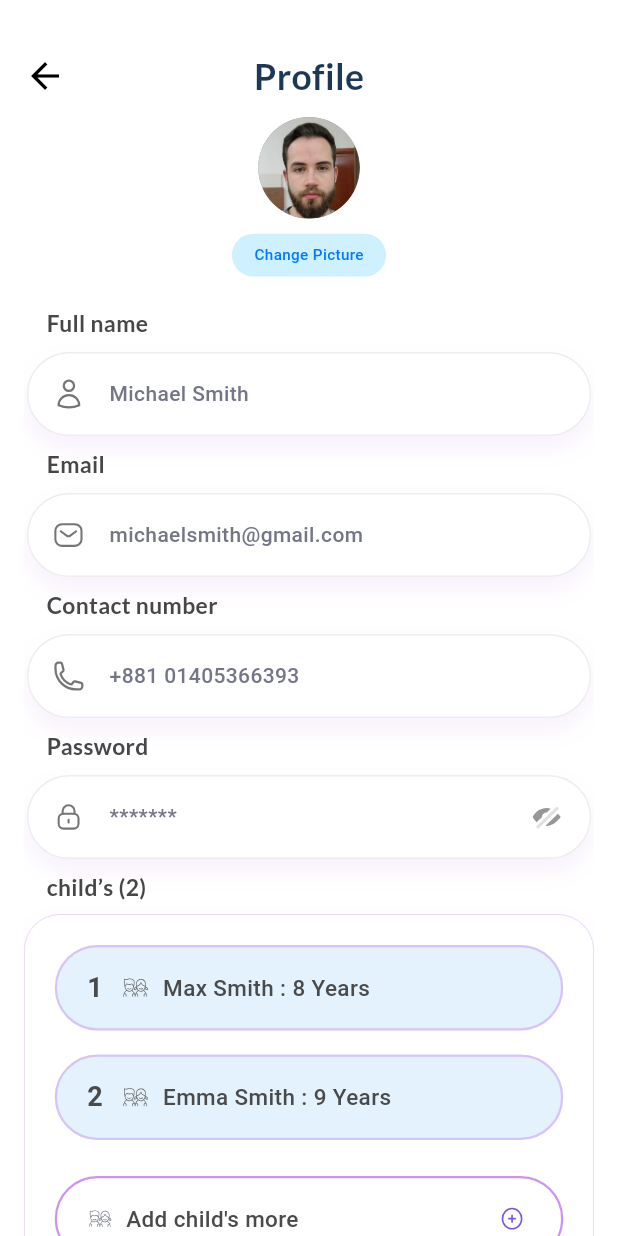
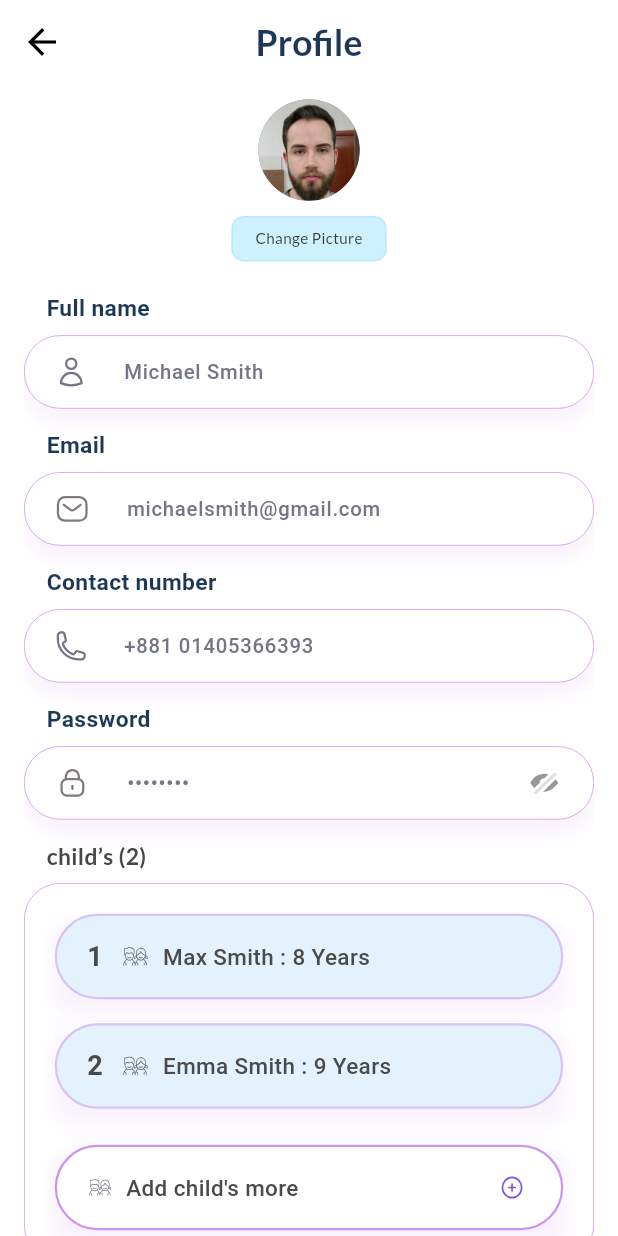
Before and after one commit to RaihanRafi01/parent_bridge, a Flutter app: the Profile screen opened directly, on a phone screen of 412 x 824 dp. Run offline on Flutter 3.47's test engine with Material 3 defaults, Android fonts, the phone set to English and light mode, and no system bars; our stand-ins replace dotted_border, flutter_screenutil, flutter_svg, get, google_fonts.

Commit message:
my changes

```diff
--- a/lib/app/modules/settings/views/help_and_support.dart
+++ b/lib/app/modules/settings/views/help_and_support.dart
@@ -51,7 +51,7 @@ class HelpAndSupport extends StatelessWidget {
 
               SizedBox(height: 30.h),
 
-              SizedBox(
+             SizedBox(
                 height: 0.6.sh, // responsive height (60% of screen height)
                 child: Obx(() {
                   return controller.selectedTab.value == 0
--- a/lib/app/modules/settings/views/profile.dart
+++ b/lib/app/modules/settings/views/profile.dart
@@ -2,52 +2,76 @@ import 'package:flutter/material.dart';
 import 'package:flutter_screenutil/flutter_screenutil.dart';
 import 'package:flutter_svg/svg.dart';
 import 'package:get/get.dart';
-import 'package:google_fonts/google_fonts.dart';
 
+import '../../../../common/appColors.dart';
+import '../../../../common/customFont.dart';
 import '../../../../common/widgets/home/add_child_button.dart';
 import '../../../../common/widgets/home/child_info_tile.dart';
-import '../../../../common/widgets/home/custom_listTile.dart';
+import '../../../../common/widgets/home/styledTextField.dart';
+//import '../../../../common/widgets/styled_text_field.dart';
 
 class Profile extends StatelessWidget {
   const Profile({super.key});
 
   @override
   Widget build(BuildContext context) {
+    final TextEditingController nameController =
+    TextEditingController(text: 'Michael Smith');
+    final TextEditingController emailController =
+    TextEditingController(text: 'michaelsmith@gmail.com');
+    final TextEditingController contactController =
+    TextEditingController(text: '+881 01405366393');
+    final TextEditingController passwordController =
+    TextEditingController(text: 'password');
+
+    final BoxDecoration styledContainerDecoration = BoxDecoration(
+      color: AppColors.clrWhite,
+      borderRadius: BorderRadius.circular(24.0),
+      border: Border.all(
+        color: AppColors.boxShadowColor,
+        width: 0.5,
+      ),
+      boxShadow: [
+        BoxShadow(
+          color: AppColors.boxShadowColor.withOpacity(0.14),
+          spreadRadius: 0,
+          blurRadius: 12.6,
+          offset: const Offset(0, 8),
+        ),
+      ],
+    );
+
     return Scaffold(
-      backgroundColor: Colors.white,
+      backgroundColor: AppColors.clrWhite,
+      appBar: AppBar(
+        backgroundColor:AppColors.clrWhite,
+        elevation:  0,
+        scrolledUnderElevation: 0,
+
+        leading: IconButton(
+          icon: const Icon(
+            Icons.arrow_back_outlined,
+            color: Colors.black,
+            size: 28,
+          ),
+          onPressed: () => Get.back(),
+        ),
+        title: Text(
+          'Profile',
+          style: h2.copyWith(
+            fontSize: 28.sp,
+            color: AppColors.darkSlateBlue,
+          ),
+        ),
+        centerTitle: true,
+      ),
       body: Padding(
         padding: const EdgeInsets.symmetric(horizontal: 16.0),
         child: SingleChildScrollView(
           child: Column(
             crossAxisAlignment: CrossAxisAlignment.start,
             children: [
-              SizedBox(height: 40.h),
-              // ---------- Header ----------
-              Row(
-                mainAxisAlignment: MainAxisAlignment.spaceBetween,
-                children: [
-                  GestureDetector(
-                    onTap: () => Get.back(),
-                    child: const Icon(
-                      Icons.arrow_back_outlined,
-                      color: Colors.black,
-                      size: 28,
-                    ),
-                  ),
-                  Text(
-                    'Profile',
-                    style: GoogleFonts.lato(
-                      fontSize: 28.sp,
-                      fontWeight: FontWeight.w600,
-                      color: const Color(0xFF1D3856),
-                    ),
-                  ),
-                  SizedBox(width: 28),
-                ],
-              ),
-
               SizedBox(height: 12.h),
-              // ---------- Profile Picture ----------
               Row(
                 mainAxisAlignment: MainAxisAlignment.center,
                 children: [
@@ -67,17 +91,20 @@ class Profile extends StatelessWidget {
                       ),
                       SizedBox(height: 12.h),
                       Container(
-                        padding: EdgeInsets.symmetric(horizontal: 16.w, vertical: 8.h),
+                        padding: EdgeInsets.symmetric(
+                            horizontal: 16.w, vertical: 8.h),
                         decoration: BoxDecoration(
-                          color: const Color(0xFFCFF0FF),
-                          borderRadius: BorderRadius.circular(20.r),
+                          color: AppColors.pchangeButtonclr,
+                           border: Border.all( color: AppColors.borderclr, width: 1.0.w),
+                          borderRadius: BorderRadius.circular(10.r),
+
+
                         ),
                         child: Text(
                           'Change Picture',
-                          style: TextStyle(
+                          style: h3.copyWith(
                             fontSize: 12.sp,
-                            color: const Color(0xFF007BFF),
-                            fontWeight: FontWeight.w500,
+                            color: AppColors.txtclr2,
                           ),
                         ),
                       ),
@@ -85,88 +112,40 @@ class Profile extends StatelessWidget {
                   ),
                 ],
               ),
-
               SizedBox(height: 24.h),
-
-              // ---------- Full Name ----------
-              Padding(
-                padding: const EdgeInsets.only(left: 15),
-                child: Text(
-                  'Full name',
-                  style: GoogleFonts.lato(
-                    fontSize: 18.sp,
-                    fontWeight: FontWeight.w600,
-                    color: const Color(0xFF474747),
+              StyledTextField(
+                label: 'Full name',
+                svgAsset: 'assets/images/settings/profile.svg',
+                controller: nameController,
+                decoration: styledContainerDecoration,
               ),
+              StyledTextField(
+                label: 'Email',
+                svgAsset: 'assets/images/profile/mail.svg',
+                controller: emailController,
+                keyboardType: TextInputType.emailAddress,
+                decoration: styledContainerDecoration,
               ),
+              StyledTextField(
+                label: 'Contact number',
+                svgAsset: 'assets/images/profile/contact.svg',
+                controller: contactController,
+                keyboardType: TextInputType.phone,
+                decoration: styledContainerDecoration,
               ),
-              CustomListTile(
-                leadingSvgAsset: 'assets/images/settings/profile.svg',
-                title: 'Michael Smith',
+              StyledTextField(
+                label: 'Password',
+                svgAsset: 'assets/images/profile/pass.svg',
+                controller: passwordController,
+                isPassword: true,
+                decoration: styledContainerDecoration,
               ),
-
-              // ---------- Email ----------
-              Padding(
-                padding: const EdgeInsets.only(left: 15),
-                child: Text(
-                  'Email',
-                  style: GoogleFonts.lato(
-                    fontSize: 18.sp,
-                    fontWeight: FontWeight.w600,
-                    color: const Color(0xFF474747),
-                  ),
-                ),
-              ),
-              CustomListTile(
-                leadingSvgAsset: 'assets/images/profile/mail.svg',
-                title: 'michaelsmith@gmail.com',
-              ),
-
-              // ---------- Contact ----------
-              Padding(
-                padding: const EdgeInsets.only(left: 15),
-                child: Text(
-                  'Contact number',
-                  style: GoogleFonts.lato(
-                    fontSize: 18.sp,
-                    fontWeight: FontWeight.w600,
-                    color: const Color(0xFF474747),
-                  ),
-                ),
-              ),
-              CustomListTile(
-                leadingSvgAsset: 'assets/images/profile/contact.svg',
-                title: '+881 01405366393',
-              ),
-
-              // ---------- Password ----------
-              Padding(
-                padding: const EdgeInsets.only(left: 15),
-                child: Text(
-                  'Password',
-                  style: GoogleFonts.lato(
-                    fontSize: 18.sp,
-                    fontWeight: FontWeight.w600,
-                    color: const Color(0xFF474747),
-                  ),
-                ),
-              ),
-              CustomListTile(
-                leadingSvgAsset: 'assets/images/profile/pass.svg',
-                title: '*******',
-                  trailingWidget: SvgPicture.asset(
-                    'assets/images/profile/invisible_pass.svg',
-                  ),
-              ),
-
-              // ---------- Children ----------
               Padding(
                 padding: const EdgeInsets.only(left: 15),
                 child: Text(
                   'child’s (2)',
-                  style: GoogleFonts.lato(
+                  style: h2.copyWith(
                     fontSize: 18.sp,
-                    fontWeight: FontWeight.w600,
                     color: const Color(0xFF474747),
                   ),
                 ),
@@ -174,98 +153,92 @@ class Profile extends StatelessWidget {
               SizedBox(height: 8.h),
               Container(
                 padding: const EdgeInsets.all(20.0),
+                decoration: styledContainerDecoration,
+                child: Column(
+                  mainAxisSize: MainAxisSize.min,
+                  children: [
+                    Container(
+                      child: const ChildInfoTile(
+                        index: '1',
+                        name: 'Max Smith',
+                        age: '8 Years',
+                      ),
                       decoration: BoxDecoration(
-                  color: Colors.white,
-                  borderRadius: BorderRadius.circular(24.0),
-                  border: Border.all(
-                    color: const Color(0xFFCC94EF).withOpacity(0.5),
-                    width: 0.5,
-                  ),
                         boxShadow: [
                           BoxShadow(
-                      color: const Color(0xFFCC94EF).withOpacity(0.14),
+                            color: AppColors.boxShadowColor.withOpacity(0.14),
                             spreadRadius: 0,
-                      blurRadius: 12.6,
+                            blurRadius:  12.6,
                             offset: const Offset(0, 8),
                           ),
                         ],
                       ),
-                child: Column(
-                  mainAxisSize: MainAxisSize.min,
-                  children: [
-                    const ChildInfoTile(
-
-                      index: '1',
-                      name: 'Max Smith',
-                      age: '8 Years',
                     ),
                     const SizedBox(height: 16.0),
-                    const ChildInfoTile(
+                    Container(
+                      child: const ChildInfoTile(
                         index: '2',
                         name: 'Emma Smith',
                         age: '9 Years',
                       ),
+                      decoration: BoxDecoration(
+                        boxShadow: [
+                          BoxShadow(
+                            color: AppColors.boxShadowColor.withOpacity(0.14),
+                            spreadRadius: 0,
+                            blurRadius:  12.6,
+                            offset: const Offset(0, 8),
+                          ),
+                        ],
+                      ),
+                    ),
                     const SizedBox(height: 24.0),
-                    AddChildButton(
+                    Container(
+                      child: AddChildButton(
                         onTap: () {
                           print('Add new child button tapped!');
                         },
                       ),
+                      decoration: BoxDecoration(
+                        boxShadow: [
+                          BoxShadow(
+                            color: AppColors.boxShadowColor.withOpacity(0.16),
+                            spreadRadius: 0,
+                            blurRadius:  12.6,
+                            offset: const Offset(0, 8),
+                          ),
                         ],
                       ),
                     ),
-
-              SizedBox(height: 16.h),
-
-              // ---------- State ----------
-              Padding(
-                padding: const EdgeInsets.only(left: 15),
-                child: Text(
-                  'state',
-                  style: GoogleFonts.lato(
-                    fontSize: 18.sp,
-                    fontWeight: FontWeight.w600,
-                    color: const Color(0xFF474747),
+                  ],
                 ),
               ),
+              SizedBox(height: 16.h),
+              StyledTextField(
+                label: 'State',
+                svgAsset: 'assets/images/profile/state.svg',
+                initialValue: 'Tennessee',
+                readOnly: true,
+                decoration: styledContainerDecoration,
               ),
-              CustomListTile(
-                leadingSvgAsset: 'assets/images/profile/state.svg',
-                title: 'Tennessee',
-                trailingWidget: SvgPicture.asset(
-                  'assets/images/settings/arrow.svg',
+              StyledTextField(
+                label: 'Is use of this app court mandated?',
+                svgAsset: 'assets/images/profile/court.svg',
+                initialValue: 'Yes, court mandated',
+                readOnly: true,
+                decoration: styledContainerDecoration,
               ),
-              ),
-
-              // ---------- Court Mandated ----------
-              Padding(
-                padding: const EdgeInsets.only(left: 15),
-                child: Text(
-                  'I use of this app court mandated?',
-                  style: GoogleFonts.lato(
-                    fontSize: 18.sp,
-                    fontWeight: FontWeight.w600,
-                    color: const Color(0xFF474747),
-                  ),
-                ),
-              ),
-              CustomListTile(
-                leadingSvgAsset: 'assets/images/profile/court.svg',
-                title: 'Yes, court mandated',
-                trailingWidget: SvgPicture.asset(
-                  'assets/images/settings/arrow.svg',
-                ),
-              ),
-
-              SizedBox(height: 13.h),
-
-              // ---------- Edit Button ----------
-              Container(
+              SizedBox(height: 24.h),
+              InkWell(
+                onTap: () {
+                  print('Edit button tapped');
+                },
+                child: Container(
                   height: 45.h,
                   width: double.infinity,
                   decoration: BoxDecoration(
                     gradient: const LinearGradient(
-                    colors: [Color(0xFFBD9DED), Color(0xFF90CAE2)],
+                      colors: [ AppColors.buttonColor2,AppColors.buttonColor,],
                       begin: Alignment.bottomRight,
                       end: Alignment.topLeft,
                     ),
@@ -274,15 +247,14 @@ class Profile extends StatelessWidget {
                   child: Center(
                     child: Text(
                       "Edit",
-                    style: GoogleFonts.lato(
+                      style: h2.copyWith(
                         fontSize: 18.sp,
-                      fontWeight: FontWeight.w600,
-                      color: Colors.white,
+                        color: AppColors.clrWhite,
                       ),
                     ),
                   ),
                 ),
-
+              ),
               SizedBox(height: 50.h),
             ],
           ),
--- a/lib/app/routes/app_pages.dart
+++ b/lib/app/routes/app_pages.dart
@@ -37,7 +37,7 @@ part 'app_routes.dart';
 class AppPages {
   AppPages._();
 
-  static const INITIAL = Routes.DOCUMENT_VAULT;
+  static const INITIAL = Routes.SETTINGS;
 
   static final routes = [
     GetPage(
--- a/lib/common/appColors.dart
+++ b/lib/common/appColors.dart
@@ -174,4 +174,21 @@ class AppColors {
 
   static const Color buttonColor51 = Color(0xFF731AE8);
   static const Color buttonColor52 = Color(0xFFC198F7);
+
+
+
+ // Hasan_Abir
+  static const Color txtclr1 = Color(0xFF63768A);
+  static const Color titlepurple= Color(0xFF9045F7);
+  static const Color profileboxclr= Color(0xFFB7E8FC);
+  static const Color gray2= Color(0xFF747688);
+  static const Color gray3= Color(0xFFCDCDCD);
+  static const Color blackactive= Color(0xFF171717);
+  static const Color logout= Color(0xFFD22853);
+  static const Color pchangeButtonclr= Color(0xFFCFF0FF);
+  static const Color txtclr2 = Color(0xFF393939);
+  static const Color borderclr = Color(0xFFB7E7FC);
+  static const Color txtclr3 = Color(0xFF818181);
+  static const Color txtclr4 = Color(0xFF474747);
+
 }
--- a/lib/common/widgets/home/custom_listTile.dart
+++ b/lib/common/widgets/home/custom_listTile.dart
@@ -5,6 +5,8 @@ import 'package:flutter/material.dart';
 import 'package:flutter_screenutil/flutter_screenutil.dart';
 
 import 'package:flutter_svg/flutter_svg.dart';
+
+import '../../appColors.dart';
 
 class CustomListTile extends StatelessWidget {
   final String leadingSvgAsset;
@@ -31,12 +33,12 @@ class CustomListTile extends StatelessWidget {
         margin: const EdgeInsets.symmetric(horizontal: 2.0, vertical: 8.0),
         padding: const EdgeInsets.symmetric(horizontal: 16.0, vertical: 14.0),
         decoration: BoxDecoration(
-          color: Color(0xFFFFFFFF),
+          color: AppColors.clrWhite,
           borderRadius: BorderRadius.circular(50.0),
-          border: Border.all(color: Color(0xFFEDEDED), width: 1.0.w),
+          border: Border.all( color: AppColors.borderColor, width: 1.0.w),
           boxShadow: [
             BoxShadow(
-              color: Color(0xFFCC94EF).withOpacity(0.14),
+              color: AppColors.boxShadowColor.withOpacity(0.14),
               spreadRadius: 0,
               blurRadius:  12.6,
               offset: const Offset(0, 8),
@@ -50,10 +52,7 @@ class CustomListTile extends StatelessWidget {
               leadingSvgAsset,
               width: 22,
               height: 22,
-              colorFilter: ColorFilter.mode(
-                Colors.grey.shade600,
-                BlendMode.srcIn,
-              ),
+              color :AppColors.gray2,
             ),
             const SizedBox(width: 16),
 
@@ -64,7 +63,7 @@ class CustomListTile extends StatelessWidget {
                 style: TextStyle(
                   fontSize: 14,
                   fontWeight: FontWeight.w500,
-                  color: Color(0xFF747688),
+                  color: AppColors.gray2,
                 ),
               ),
             ),
--- /dev/null
+++ b/lib/common/widgets/home/styledTextField.dart
@@ -0,0 +1,84 @@
+import 'package:flutter/material.dart';
+import 'package:flutter_screenutil/flutter_screenutil.dart';
+import 'package:flutter_svg/flutter_svg.dart';
+
+import '../../appColors.dart';
+
+// আপনার typography ফাইল থেকে h2 এবং h3 ইম্পোর্ট করুন
+// import 'package:your_project/path/to/your/typography_file.dart';
+
+class StyledTextField extends StatelessWidget {
+  final String label;
+  final String svgAsset;
+  final BoxDecoration decoration;
+  final TextEditingController? controller;
+  final String? initialValue;
+  final bool isPassword;
+  final bool readOnly;
+  final TextInputType keyboardType;
+
+  const StyledTextField({
+    super.key,
+    required this.label,
+    required this.svgAsset,
+    required this.decoration,
+    this.controller,
+    this.initialValue,
+    this.isPassword = false,
+    this.readOnly = false,
+    this.keyboardType = TextInputType.text,
+  });
+
+  @override
+  Widget build(BuildContext context) {
+    // এখানে h2 এবং h3 ব্যবহার করা হয়েছে, নিশ্চিত করুন যে এগুলো আপনার প্রজেক্টে ডিফাইন করা আছে
+    final h2 = TextStyle(fontWeight: FontWeight.w600); // Placeholder
+    final h3 = TextStyle(fontWeight: FontWeight.w500); // Placeholder
+
+    return Column(
+      crossAxisAlignment: CrossAxisAlignment.start,
+      children: [
+        Padding(
+          padding: const EdgeInsets.only(left: 15),
+          child: Text(
+            label,
+            style: h2.copyWith(
+              fontSize: 18.sp,
+              color: AppColors.darkSlateBlue,
+            ),
+          ),
+        ),
+        SizedBox(height: 8.h),
+        Container(
+          decoration: decoration,
+          child: TextFormField(
+            controller: controller,
+            initialValue: initialValue,
+            readOnly: readOnly,
+            obscureText: isPassword,
+            keyboardType: keyboardType,
+            decoration: InputDecoration(
+              prefixIcon: Padding(
+                padding: const EdgeInsets.symmetric(horizontal: 20.0, vertical: 12.0),
+                child: SvgPicture.asset(svgAsset),
+              ),
+              suffixIcon: isPassword
+                  ? Padding(
+                padding: const EdgeInsets.symmetric(horizontal: 20.0),
+                child: SvgPicture.asset(
+                  'assets/images/profile/invisible_pass.svg',
+                  fit: BoxFit.scaleDown,
+                ),
+              )
+                  : null,
+              border: InputBorder.none,
+              contentPadding: EdgeInsets.symmetric(vertical: 16.h),
+            ),
+            style: h3.copyWith(fontSize: 16.sp, color: AppColors.gray2),
+          ),
+        ),
+        SizedBox(height: 16.h),
+      ],
+    );
+  }
+}
```
Also changed, not shown: lib/app/modules/settings/views/privacy_policy.dart (+67 -73 lines), lib/app/modules/settings/views/settings_view.dart (+62 -70 lines), lib/app/modules/settings/views/subscription.dart (+6 -5 lines). Lines whose indentation alone changed are shown as unchanged.
